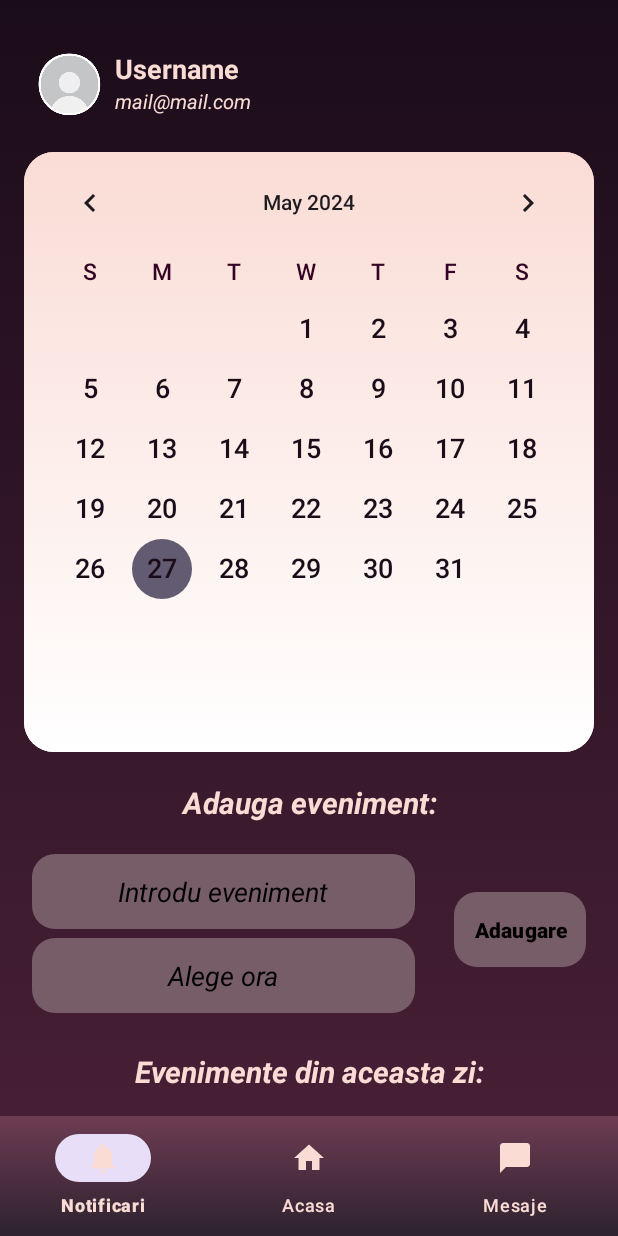
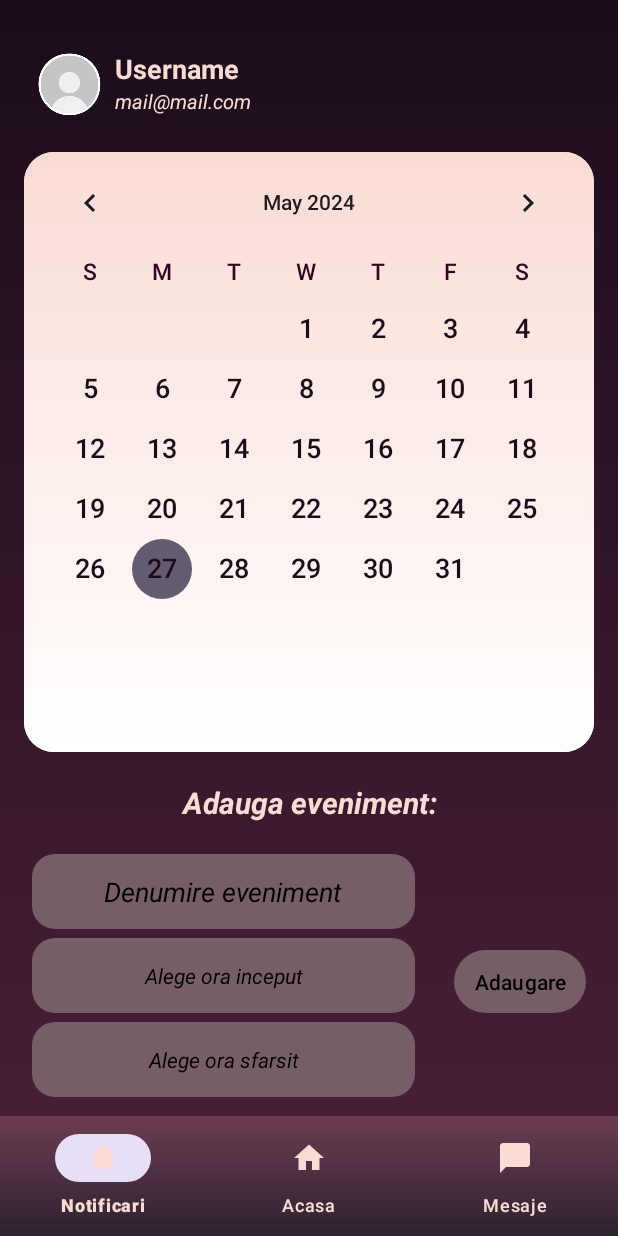
Before and after one commit to AlexandraFrij/LucrareLicenta, an Android app: the layout home_page.xml on its own in the app's theme, with its tools: preview values and no code run, on a phone screen of 412 x 824 dp. Run offline under Robolectric (Android 15) with nearby library versions, the phone set to English and light mode, and no system bars.

Commit message:
evenimente pot fi adaugate in calendar

```diff
--- /dev/null
+++ b/app/src/main/res/drawable/baseline_delete_24.xml
@@ -0,0 +1,5 @@
+<vector xmlns:android="http://schemas.android.com/apk/res/android" android:height="24dp" android:tint="#000000" android:viewportHeight="24" android:viewportWidth="24" android:width="24dp">
+
+    <path android:fillColor="@android:color/white" android:pathData="M6,19c0,1.1 0.9,2 2,2h8c1.1,0 2,-0.9 2,-2V7H6v12zM19,4h-3.5l-1,-1h-5l-1,1H5v2h14V4z"/>
+
+</vector>
--- a/app/src/main/res/layout/calendar_events.xml
+++ b/app/src/main/res/layout/add_calendar_events.xml
@@ -2,7 +2,7 @@
     xmlns:app="http://schemas.android.com/apk/res-auto"
     android:layout_width="match_parent"
     android:layout_height="match_parent"
-    android:id="@+id/calendar_events">
+    android:id="@+id/add_calendar_events">
 
     <TextView
         android:layout_width="match_parent"
@@ -18,7 +18,7 @@
         android:layout_width="wrap_content"
         android:layout_height="wrap_content"
         android:id="@+id/add_events"
-        android:layout_below="@+id/addEventsText"
+        android:layout_below="@id/addEventsText"
         android:layout_marginTop="15dp"
         android:orientation="horizontal"
         android:padding="5dp">
@@ -26,43 +26,56 @@
         <EditText
             android:layout_width="255dp"
             android:layout_height="50dp"
-            android:layout_weight="1"
             android:background="@drawable/rounded_corners_background"
             app:backgroundTint="@color/a765d67"
-            android:hint="Introdu eveniment"
+            android:hint="Denumire eveniment"
             android:textColorHint="@color/black"
             android:textStyle="italic"
             android:gravity="center"
             android:id="@+id/added_event"
             android:layout_alignParentStart="true"/>
 
-        <EditText
+        <TextView
             android:layout_width="255dp"
             android:layout_height="50dp"
-            android:layout_weight="1"
             android:background="@drawable/rounded_corners_background"
             app:backgroundTint="@color/a765d67"
-            android:hint="Alege ora"
+            android:hint="Alege ora inceput"
+            android:textColorHint="@color/black"
+            android:textColor="@color/black"
+            android:textStyle="italic"
+            android:gravity="center"
+            android:inputType="none"
+            android:id="@+id/start_time"
+            android:layout_alignParentStart="true"
+            android:layout_below="@+id/added_event"
+            android:layout_marginTop="6dp"/>
+        <TextView
+            android:layout_width="255dp"
+            android:layout_height="50dp"
+            android:background="@drawable/rounded_corners_background"
+            app:backgroundTint="@color/a765d67"
+            android:hint="Alege ora sfarsit"
+            android:textColor="@color/black"
             android:textColorHint="@color/black"
             android:textStyle="italic"
             android:gravity="center"
             android:inputType="none"
-            android:id="@+id/added_event_hour"
+            android:id="@+id/end_time"
             android:layout_alignParentStart="true"
-            android:layout_below="@+id/added_event"
+            android:layout_below="@id/start_time"
             android:layout_marginTop="6dp"/>
 
         <com.google.android.material.button.MaterialButton
             android:layout_width="wrap_content"
             android:layout_height="50dp"
-            android:background="@drawable/rounded_corners_background"
             app:backgroundTint="@color/a765d67"
             android:text="Adaugare"
-            android:textStyle="bold"
+            android:textStyle="normal"
             android:textColor="@color/black"
             android:id="@+id/addBtn"
             android:layout_alignParentEnd="true"
-            android:layout_marginTop="25dp"
+            android:layout_marginTop="60dp"
             android:padding="2dp"/>
     </RelativeLayout>
 
@@ -72,41 +85,19 @@
         android:text="Evenimente din aceasta zi:"
         android:textColor="@color/fadcd5"
         android:textStyle="bold|italic"
-        android:id="@+id/existentEventsText"
-        android:layout_below="@+id/add_events"
+        android:id="@+id/todayEvents"
         android:gravity="center"
-        android:layout_marginTop="20dp"
-        android:textSize="20dp" />
+        android:textSize="20dp"
+        android:layout_marginTop="10dp"
+        android:layout_below="@id/add_events" />
 
-    <RelativeLayout
+    <androidx.recyclerview.widget.RecyclerView
         android:layout_width="match_parent"
         android:layout_height="wrap_content"
-        android:id="@+id/get_events"
-        android:layout_below="@+id/existentEventsText"
-        android:layout_marginTop="15dp"
-        android:orientation="horizontal"
-        android:padding="5dp">
+        android:id="@+id/events_viewer"
+        android:layout_below="@+id/todayEvents"
+        android:layout_marginTop = "20dp"
+        android:padding="5dp"
+        />
 
-        <TextView
-            android:layout_width="220dp"
-            android:layout_height="50dp"
-            android:layout_weight="1"
-            android:background="@drawable/rounded_corners_background"
-            app:backgroundTint="@color/a765d67"
-            android:textColorHint="@color/black"
-            android:textStyle="italic"
-            android:gravity="center"
-            android:id="@+id/existent_event" />
-
-        <com.google.android.material.button.MaterialButton
-            android:layout_width="wrap_content"
-            android:layout_height="50dp"
-            android:layout_alignParentEnd="true"
-            android:background="@drawable/rounded_corners_background"
-            app:backgroundTint="@color/a765d67"
-            android:text="Marcheaza prezenta"
-            android:textStyle="bold"
-            android:textColor="@color/black"
-            android:id="@+id/mark_event" />
-    </RelativeLayout>
 </RelativeLayout>
--- a/app/src/main/res/layout/home_page.xml
+++ b/app/src/main/res/layout/home_page.xml
@@ -63,7 +63,7 @@
                 android:dateTextAppearance="@style/CalendarDateText"
                 android:weekDayTextAppearance="@style/CalendarWeekDayText" />
 
-            <include layout="@layout/calendar_events"
+            <include layout="@layout/add_calendar_events"
                 android:layout_width="wrap_content"
                 android:layout_height="wrap_content"
                 android:layout_marginTop="20dp" />
```
Also changed, not shown: app/src/main/java/com/example/licenta/DatabaseHelper.java (+65 -2 lines), app/src/main/java/com/example/licenta/HomePage.java (+113 -16 lines), app/src/main/java/com/example/licenta/adapter/CalendarEventAdapter.java (added, +43 -0 lines), app/src/main/java/com/example/licenta/holder/CalendarEventsHolder.java (added, +21 -0 lines), app/src/main/java/com/example/licenta/item/CalendarEventsRecyclerViewerItem.java (added, +37 -0 lines), app/src/main/java/com/example/licenta/model/CalendarEvent.java (added, +35 -0 lines), app/src/main/res/layout/calendar_events_prof.xml (added, +72 -0 lines).
